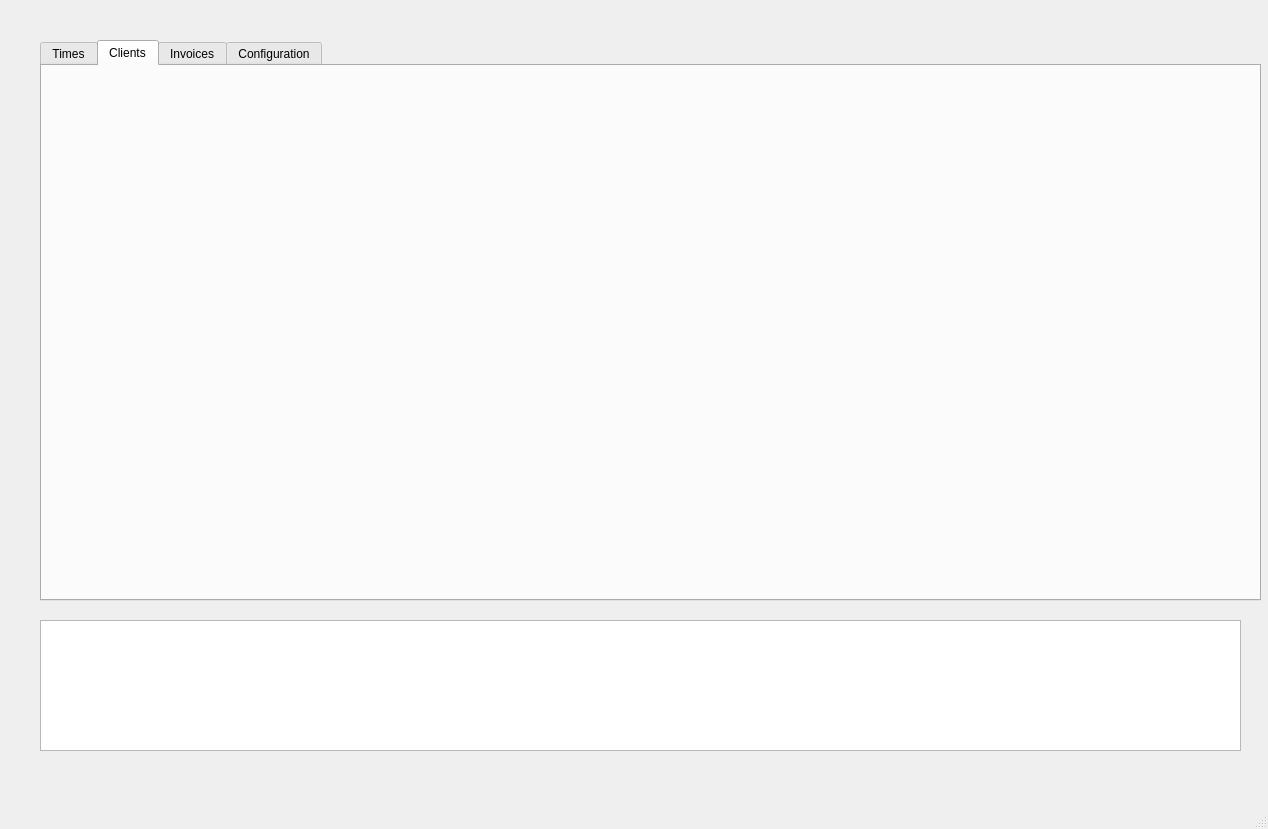
This is input_files/Qt_ui_files/asap_layout.ui in haroldmeerwaldt/a_simple_accounting_program as Qt 5 draws it before an edit. The edited form follows.
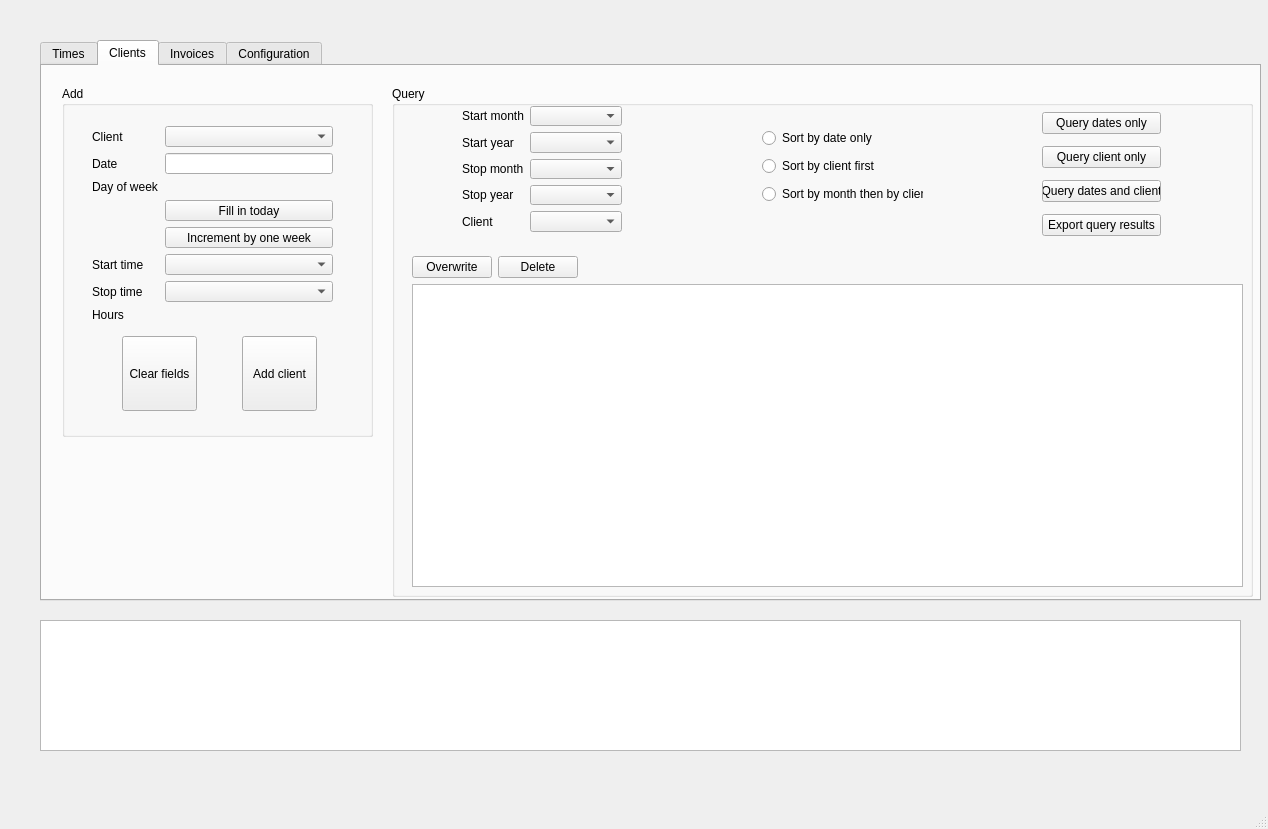
This is the edited form. The open tabs and pages were chosen to show the change.

Commit message: added functionality for times overwrite button except for updating display of queried df; fixed error in calculating hours with noninteger number of hours

What changed in the file:
```diff
--- a/input_files/Qt_ui_files/asap_layout.ui
+++ b/input_files/Qt_ui_files/asap_layout.ui
@@ -363,6 +363,333 @@
      <attribute name="title">
       <string>Clients</string>
      </attribute>
+     <widget class="QGroupBox" name="groupBox_3">
+      <property name="geometry">
+       <rect>
+        <x>20</x>
+        <y>20</y>
+        <width>311</width>
+        <height>351</height>
+       </rect>
+      </property>
+      <property name="title">
+       <string>Add</string>
+      </property>
+      <widget class="QPushButton" name="pushButton_add_client">
+       <property name="geometry">
+        <rect>
+         <x>180</x>
+         <y>250</y>
+         <width>75</width>
+         <height>75</height>
+        </rect>
+       </property>
+       <property name="text">
+        <string>Add client</string>
+       </property>
+      </widget>
+      <widget class="QWidget" name="formLayoutWidget_3">
+       <property name="geometry">
+        <rect>
+         <x>30</x>
+         <y>40</y>
+         <width>241</width>
+         <height>196</height>
+        </rect>
+       </property>
+       <layout class="QFormLayout" name="formLayout_3">
+        <item row="0" column="0">
+         <widget class="QLabel" name="label_times_client_2">
+          <property name="text">
+           <string>Client</string>
+          </property>
+         </widget>
+        </item>
+        <item row="1" column="0">
+         <widget class="QLabel" name="label_times_date_2">
+          <property name="text">
+           <string>Date</string>
+          </property>
+         </widget>
+        </item>
+        <item row="0" column="1">
+         <widget class="QComboBox" name="comboBox_times_client_2"/>
+        </item>
+        <item row="5" column="0">
+         <widget class="QLabel" name="label_times_start_time_2">
+          <property name="text">
+           <string>Start time</string>
+          </property>
+         </widget>
+        </item>
+        <item row="6" column="0">
+         <widget class="QLabel" name="label_times_stop_time_2">
+          <property name="text">
+           <string>Stop time</string>
+          </property>
+         </widget>
+        </item>
+        <item row="5" column="1">
+         <widget class="QComboBox" name="comboBox_times_start_time_2"/>
+        </item>
+        <item row="6" column="1">
+         <widget class="QComboBox" name="comboBox_times_stop_time_2"/>
+        </item>
+        <item row="1" column="1">
+         <widget class="QLineEdit" name="lineEdit_times_date_2"/>
+        </item>
+        <item row="3" column="1">
+         <widget class="QPushButton" name="pushButton_times_fill_in_today_2">
+          <property name="text">
+           <string>Fill in today</string>
+          </property>
+         </widget>
+        </item>
+        <item row="7" column="0">
+         <widget class="QLabel" name="label_times_hours_2">
+          <property name="text">
+           <string>Hours</string>
+          </property>
+         </widget>
+        </item>
+        <item row="7" column="1">
+         <widget class="QLabel" name="info_label_times_hours_2">
+          <property name="text">
+           <string/>
+          </property>
+         </widget>
+        </item>
+        <item row="4" column="1">
+         <widget class="QPushButton" name="pushButton_times_increment_by_one_week_2">
+          <property name="text">
+           <string>Increment by one week</string>
+          </property>
+         </widget>
+        </item>
+        <item row="2" column="1">
+         <widget class="QLabel" name="info_label_day_of_week_2">
+          <property name="text">
+           <string/>
+          </property>
+         </widget>
+        </item>
+        <item row="2" column="0">
+         <widget class="QLabel" name="label_day_of_week_2">
+          <property name="text">
+           <string>Day of week</string>
+          </property>
+         </widget>
+        </item>
+       </layout>
+      </widget>
+      <widget class="QPushButton" name="pushButton_times_clear_fields_2">
+       <property name="geometry">
+        <rect>
+         <x>60</x>
+         <y>250</y>
+         <width>75</width>
+         <height>75</height>
+        </rect>
+       </property>
+       <property name="text">
+        <string>Clear fields</string>
+       </property>
+      </widget>
+     </widget>
+     <widget class="QGroupBox" name="groupBox_4">
+      <property name="geometry">
+       <rect>
+        <x>350</x>
+        <y>20</y>
+        <width>861</width>
+        <height>511</height>
+       </rect>
+      </property>
+      <property name="title">
+       <string>Query</string>
+      </property>
+      <widget class="QWidget" name="verticalLayoutWidget_3">
+       <property name="geometry">
+        <rect>
+         <x>20</x>
+         <y>170</y>
+         <width>831</width>
+         <height>331</height>
+        </rect>
+       </property>
+       <layout class="QVBoxLayout" name="verticalLayout_4">
+        <item>
+         <layout class="QHBoxLayout" name="horizontalLayout_3">
+          <item>
+           <widget class="QPushButton" name="pushButton_times_overwrite_2">
+            <property name="text">
+             <string>Overwrite</string>
+            </property>
+           </widget>
+          </item>
+          <item>
+           <widget class="QPushButton" name="pushButton_times_delete_2">
+            <property name="text">
+             <string>Delete</string>
+            </property>
+           </widget>
+          </item>
+          <item>
+           <spacer name="horizontalSpacer_3">
+            <property name="orientation">
+             <enum>Qt::Horizontal</enum>
+            </property>
+            <property name="sizeHint" stdset="0">
+             <size>
+              <width>40</width>
+              <height>20</height>
+             </size>
+            </property>
+           </spacer>
+          </item>
+         </layout>
+        </item>
+        <item>
+         <widget class="QTableView" name="tableView_times_query_2"/>
+        </item>
+       </layout>
+      </widget>
+      <widget class="QWidget" name="formLayoutWidget_4">
+       <property name="geometry">
+        <rect>
+         <x>70</x>
+         <y>20</y>
+         <width>160</width>
+         <height>126</height>
+        </rect>
+       </property>
+       <layout class="QFormLayout" name="formLayout_4">
+        <item row="0" column="1">
+         <widget class="QComboBox" name="comboBox_times_query_start_month_2"/>
+        </item>
+        <item row="2" column="1">
+         <widget class="QComboBox" name="comboBox_times_query_stop_month_2"/>
+        </item>
+        <item row="0" column="0">
+         <widget class="QLabel" name="label_6">
+          <property name="text">
+           <string>Start month</string>
+          </property>
+         </widget>
+        </item>
+        <item row="2" column="0">
+         <widget class="QLabel" name="label_7">
+          <property name="text">
+           <string>Stop month</string>
+          </property>
+         </widget>
+        </item>
+        <item row="1" column="1">
+         <widget class="QComboBox" name="comboBox_times_query_start_year_2"/>
+        </item>
+        <item row="1" column="0">
+         <widget class="QLabel" name="label_8">
+          <property name="text">
+           <string>Start year</string>
+          </property>
+         </widget>
+        </item>
+        <item row="3" column="0">
+         <widget class="QLabel" name="label_9">
+          <property name="text">
+           <string>Stop year</string>
+          </property>
+         </widget>
+        </item>
+        <item row="4" column="0">
+         <widget class="QLabel" name="label_10">
+          <property name="text">
+           <string>Client</string>
+          </property>
+         </widget>
+        </item>
+        <item row="3" column="1">
+         <widget class="QComboBox" name="comboBox_times_query_stop_year_2"/>
+        </item>
+        <item row="4" column="1">
+         <widget class="QComboBox" name="comboBox_times_query_client_2"/>
+        </item>
+       </layout>
+      </widget>
+      <widget class="QWidget" name="verticalLayoutWidget_4">
+       <property name="geometry">
+        <rect>
+         <x>370</x>
+         <y>40</y>
+         <width>161</width>
+         <height>80</height>
+        </rect>
+       </property>
+       <layout class="QVBoxLayout" name="verticalLayout_5">
+        <item>
+         <widget class="QRadioButton" name="radioButton_times_sort_by_date_only_2">
+          <property name="text">
+           <string>Sort by date only</string>
+          </property>
+         </widget>
+        </item>
+        <item>
+         <widget class="QRadioButton" name="radioButton_times_sort_by_client_first_2">
+          <property name="text">
+           <string>Sort by client first</string>
+          </property>
+         </widget>
+        </item>
+        <item>
+         <widget class="QRadioButton" name="radioButton_times_sort_by_month_then_by_client_2">
+          <property name="text">
+           <string>Sort by month then by client</string>
+          </property>
+         </widget>
+        </item>
+       </layout>
+      </widget>
+      <widget class="QWidget" name="layoutWidget_2">
+       <property name="geometry">
+        <rect>
+         <x>650</x>
+         <y>20</y>
+         <width>119</width>
+         <height>138</height>
+        </rect>
+       </property>
+       <layout class="QVBoxLayout" name="verticalLayout_6">
+        <item>
+         <widget class="QPushButton" name="pushButton_times_query_dates_only_2">
+          <property name="text">
+           <string>Query dates only</string>
+          </property>
+         </widget>
+        </item>
+        <item>
+         <widget class="QPushButton" name="pushButton_times_query_client_only_2">
+          <property name="text">
+           <string>Query client only</string>
+          </property>
+         </widget>
+        </item>
+        <item>
+         <widget class="QPushButton" name="pushButton_times_query_dates_and_client_2">
+          <property name="text">
+           <string>Query dates and client</string>
+          </property>
+         </widget>
+        </item>
+        <item>
+         <widget class="QPushButton" name="pushButton_times_export_query_results_2">
+          <property name="text">
+           <string>Export query results</string>
+          </property>
+         </widget>
+        </item>
+       </layout>
+      </widget>
+     </widget>
     </widget>
     <widget class="QWidget" name="tab_invoices">
      <attribute name="title">
```
Left out of the diff: 2 changed lines with no effect on the pictures. The commit also changes 2 other files.
